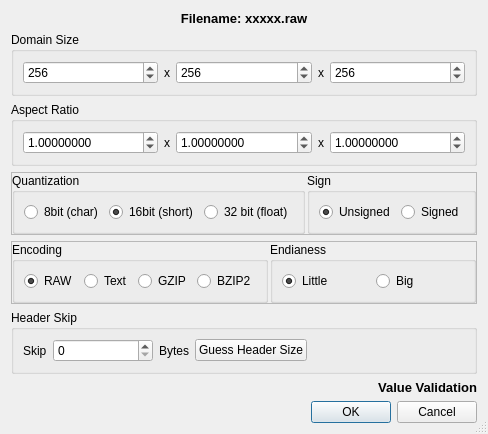
First picture: the form in ImageVis3D/UI/UI/RAWDialog.ui, repository SCIInstitute/ImageVis3D, before the edit.
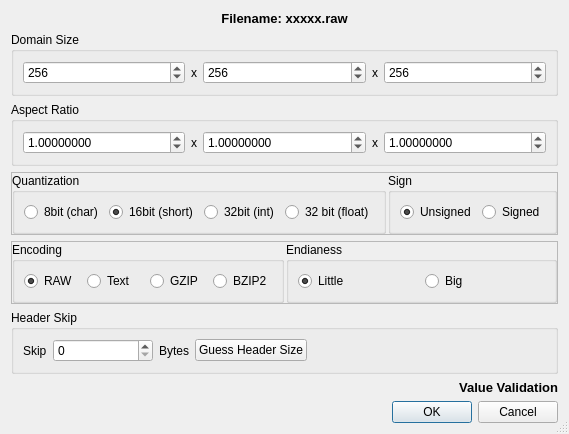
Second picture: the form after the edit.

What changed in the file:
```diff
--- a/ImageVis3D/UI/UI/RAWDialog.ui
+++ b/ImageVis3D/UI/UI/RAWDialog.ui
@@ -8,7 +8,7 @@
    <rect>
     <x>0</x>
     <y>0</y>
-    <width>441</width>
+    <width>529</width>
     <height>394</height>
    </rect>
   </property>
@@ -243,6 +243,13 @@
            </property>
           </widget>
          </item>
+         <item>
+          <widget class="QRadioButton" name="radioButton_32BitInt" >
+           <property name="text" >
+            <string>32bit (int)</string>
+           </property>
+          </widget>
+         </item>
          <item>
           <widget class="QRadioButton" name="radioButton_32BitFloat" >
            <property name="text" >
```
Left out of the diff: 134 changed lines with no effect on the pictures.
